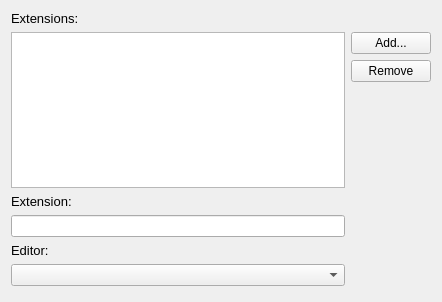
The window that CodeEditor/ui/Setting/SettingFileAssociationSection.ui (metaisfabien/CodeEditor) describes before a commit, drawn with Qt 5.
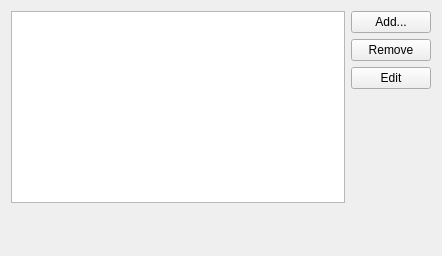
The same window after the commit.

Patch:
```diff
--- a/CodeEditor/ui/Setting/SettingFileAssociationSection.ui
+++ b/CodeEditor/ui/Setting/SettingFileAssociationSection.ui
@@ -7,7 +7,7 @@
     <x>0</x>
     <y>0</y>
     <width>442</width>
-    <height>302</height>
+    <height>256</height>
    </rect>
   </property>
   <property name="sizePolicy">
@@ -20,10 +20,23 @@
    <string>Form</string>
   </property>
   <layout class="QGridLayout" name="gridLayout">
-   <item row="3" column="0">
-    <widget class="QLineEdit" name="extensionLineEdit"/>
+   <item row="0" column="0">
+    <widget class="QListWidget" name="extensionsList"/>
    </item>
-   <item row="1" column="1">
+   <item row="1" column="0">
+    <spacer name="verticalSpacer">
+     <property name="orientation">
+      <enum>Qt::Vertical</enum>
+     </property>
+     <property name="sizeHint" stdset="0">
+      <size>
+       <width>20</width>
+       <height>40</height>
+      </size>
+     </property>
+    </spacer>
+   </item>
+   <item row="0" column="1">
     <layout class="QVBoxLayout" name="extensionsButtonsLayout">
      <item>
       <widget class="QPushButton" name="addExtension">
@@ -39,6 +52,13 @@
        </property>
       </widget>
      </item>
+     <item>
+      <widget class="QPushButton" name="edit">
+       <property name="text">
+        <string>Edit</string>
+       </property>
+      </widget>
+     </item>
      <item>
       <spacer name="verticalSpacer_3">
        <property name="orientation">
@@ -54,61 +74,6 @@
      </item>
     </layout>
    </item>
-   <item row="1" column="0">
-    <widget class="QListWidget" name="extensionsList"/>
-   </item>
-   <item row="2" column="0">
-    <widget class="QLabel" name="extensionLabel">
-     <property name="font">
-      <font>
-       <pointsize>10</pointsize>
-      </font>
-     </property>
-     <property name="text">
-      <string>Extension:</string>
-     </property>
-    </widget>
-   </item>
-   <item row="6" column="0">
-    <spacer name="verticalSpacer">
-     <property name="orientation">
-      <enum>Qt::Vertical</enum>
-     </property>
-     <property name="sizeHint" stdset="0">
-      <size>
-       <width>20</width>
-       <height>40</height>
-      </size>
-     </property>
-    </spacer>
-   </item>
-   <item row="0" column="0">
-    <widget class="QLabel" name="extensionsListLabel">
-     <property name="font">
-      <font>
-       <pointsize>10</pointsize>
-      </font>
-     </property>
-     <property name="text">
-      <string>Extensions:</string>
-     </property>
-    </widget>
-   </item>
-   <item row="4" column="0">
-    <widget class="QLabel" name="label">
-     <property name="font">
-      <font>
-       <pointsize>10</pointsize>
-      </font>
-     </property>
-     <property name="text">
-      <string>Editor:</string>
-     </property>
-    </widget>
-   </item>
-   <item row="5" column="0">
-    <widget class="QComboBox" name="editor"/>
-   </item>
   </layout>
  </widget>
  <resources/>
```
Left out of the diff: 4 changed lines with no effect on the pictures.
